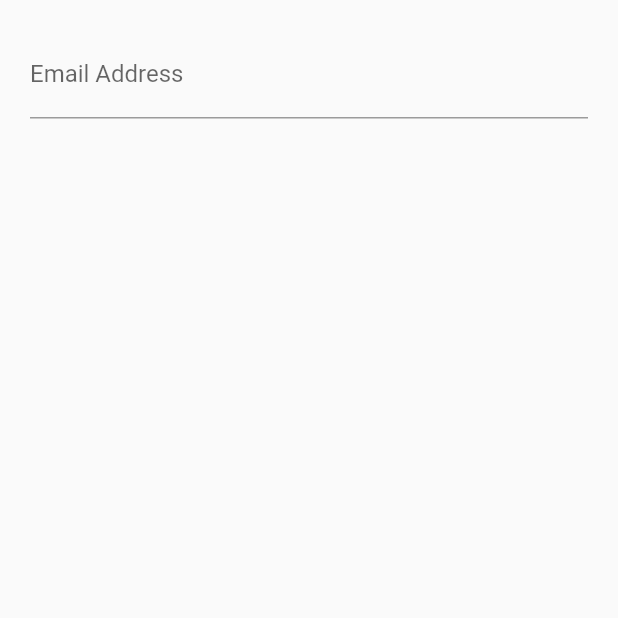
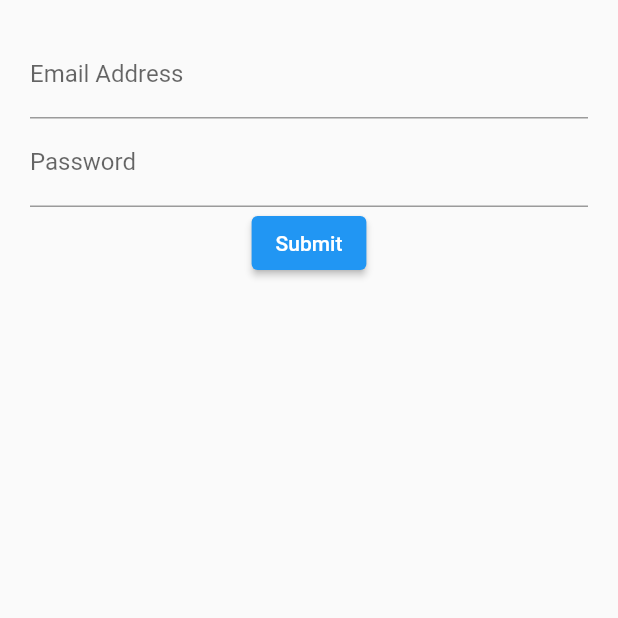
Before and after one commit to clshu/flutter_03_login, a Flutter app: the screen it shows after launch, on a phone screen of 412 x 824 dp, the top half of it. Run offline on Flutter 3.47's test engine with Material 2 defaults, Android fonts, the phone set to English and light mode, and no system bars.

Commit message:
1. Add TextFormField for password. 2. Add ElevatedButton for submit button. (RaisedButton is deprecated).

```diff
--- a/lib/src/screens/login_screen.dart
+++ b/lib/src/screens/login_screen.dart
@@ -14,8 +14,8 @@ class LoginScreenState extends State<LoginScreen> {
         child: Column(
           children: [
             emailField(),
-            // passwordField(),
-            // submitButton(),
+            passwordField(),
+            submitButton(),
           ],
         ),
       ),
@@ -26,13 +26,30 @@ class LoginScreenState extends State<LoginScreen> {
     return TextField(
       keyboardType: TextInputType.emailAddress,
       decoration: InputDecoration(
-       labelText: 'Email Address',
-       hintText: 'you@example.com',
+        labelText: 'Email Address',
+        hintText: 'you@example.com',
       ),
     );
   }
 
-  // Widget passwordField() {}
+  Widget passwordField() {
+    return TextField(
+      obscureText: false, // For instruction pourpose
+      decoration: InputDecoration(
+        labelText: 'Password',
+        hintText: 'Password',
+      ),
+    );
+  }
 
-  // Widget submitButton() {}
+  Widget submitButton() {
+    // RaisedButton is deprecated
+    // ElevatedButton is suggested
+    return ElevatedButton(
+      onPressed: () {
+        print('Submit');
+      },
+      child: Text('Submit'),
+    );
+  }
 }
```
